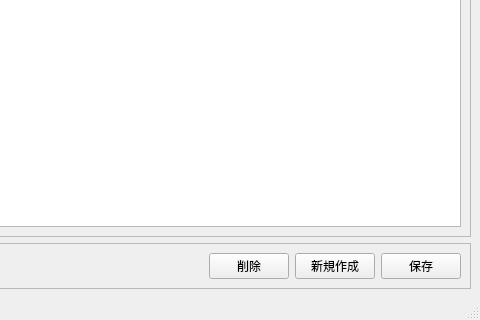
Qt form main.ui (narupo/note) before a commit; both pictures show x 274 to 754 and y 227 to 547 of the 754 by 547 pixel window.
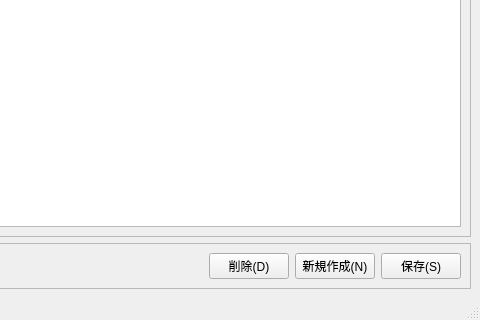
The same form after that commit. Icons and pictures are not drawn.

The edit to the form file:
```diff
--- a/main.ui
+++ b/main.ui
@@ -65,18 +65,24 @@
        <item row="0" column="4">
         <widget class="QPushButton" name="saveButton">
          <property name="text">
-          <string>保存</string>
+          <string>保存(S)</string>
          </property>
          <property name="icon">
           <iconset resource="main.qrc">
            <normaloff>:/icon/assets/icon/maps-and-flags.svg</normaloff>:/icon/assets/icon/maps-and-flags.svg</iconset>
          </property>
+         <property name="shortcut">
+          <string>Ctrl+S</string>
+         </property>
+         <property name="default">
+          <bool>false</bool>
+         </property>
         </widget>
        </item>
        <item row="0" column="2">
         <widget class="QPushButton" name="newButton">
          <property name="text">
-          <string>新規作成</string>
+          <string>新規作成(N)</string>
          </property>
          <property name="icon">
           <iconset resource="main.qrc">
@@ -87,7 +93,7 @@
        <item row="0" column="1">
         <widget class="QPushButton" name="deleteButton">
          <property name="text">
-          <string>削除</string>
+          <string>削除(D)</string>
          </property>
          <property name="icon">
           <iconset resource="main.qrc">
```
Left out of the diff: 41 changed lines with no effect on the pictures.
